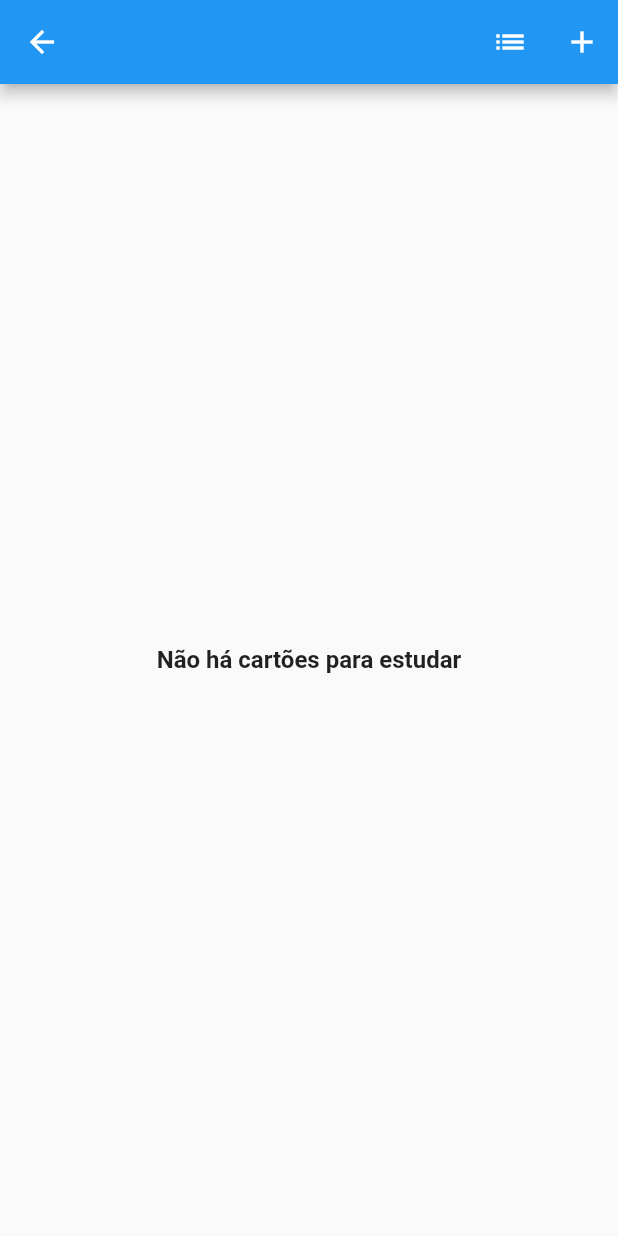
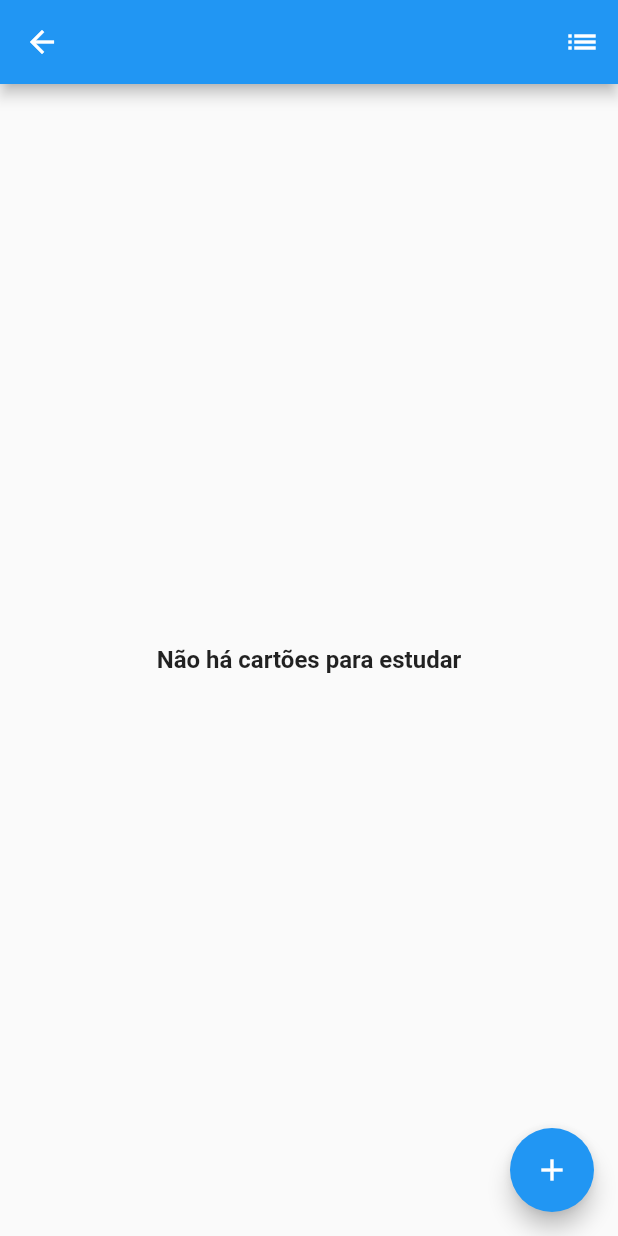
Before and after one commit to michaellenzz/anki-clone-flutter, a Flutter app: the InfoCard screen opened directly with empty values, on a phone screen of 412 x 824 dp. Run offline on Flutter 3.47's test engine with Material 2 defaults, Android fonts, the phone set to English and light mode, and no system bars; drawn by our look-alikes of flutter_speed_dial; our stand-ins replace flip_card, get, image_picker, sqflite; missing offline and left inert: flutter_painter; accounts and stored records are empty.

```diff
--- a/lib/controllers/card_controller.dart
+++ b/lib/controllers/card_controller.dart
@@ -3,6 +3,7 @@ import 'package:get/get.dart';
 
 class CardController extends GetxController {
   List cards = [].obs;
+
   SQFlite sqFlite = SQFlite();
 
   getCards(idDeck) async{
--- a/lib/views/cardscreen/card_image.dart
+++ b/lib/views/cardscreen/card_image.dart
@@ -11,7 +11,7 @@ class CardImage extends StatelessWidget {  // ignore: prefer_typing_uninitialize
   @override
   Widget build(BuildContext context) {
     return FlipCard(
-      speed: 230,
+      speed: 0,
       direction: FlipDirection.VERTICAL,
       controller: _controller,
       flipOnTouch: false,
--- a/lib/views/cardscreen/cardscreen.dart
+++ b/lib/views/cardscreen/cardscreen.dart
@@ -46,7 +46,7 @@ class _CardScreenState extends State<CardScreen> {
                   child: CircularProgressIndicator(),
                 );
               } else if (snapshot.data!.isEmpty) {
-                return const Center(child: Text('Não há cartões para estudar'));
+                return const Center(child: Text('Ótimo trabalho!', style: TextStyle(fontSize: 18, color: Colors.blue),));
               } else {
                 return PageView.builder(
                     physics: const NeverScrollableScrollPhysics(),
--- a/lib/views/home/home_page.dart
+++ b/lib/views/home/home_page.dart
@@ -33,7 +33,7 @@ class _HomePageState extends State<HomePage> {
         },
       ),
       appBar: AppBar(
-        title: const Text('Anki Clone'),
+        title: const Text('Anki Thaisa'),
         centerTitle: true,
       ),
       body: FutureBuilder<List>(
@@ -49,6 +49,7 @@ class _HomePageState extends State<HomePage> {
               return Container(
                 padding: const EdgeInsets.all(8),
                 child: ListView.builder(
+
                     itemCount: snapshot.data!.length,
                     itemBuilder: (c, i) {
                       return InkWell(
--- a/lib/views/infocards/info_card.dart
+++ b/lib/views/infocards/info_card.dart
@@ -5,6 +5,7 @@ import 'package:anki_clone/views/addcards/add_card_image.dart';
 import 'package:anki_clone/views/cardscreen/cardscreen.dart';
 import 'package:anki_clone/views/listcads/list_cards.dart';
 import 'package:flutter/material.dart';
+import 'package:flutter_speed_dial/flutter_speed_dial.dart';
 import 'package:get/get.dart';
 
 // ignore: must_be_immutable
@@ -39,21 +40,50 @@ class _InfoCardState extends State<InfoCard> {
   @override
   Widget build(BuildContext context) {
     return Scaffold(
+      floatingActionButton: SpeedDial(
+          icon: Icons.add,
+          activeIcon: Icons.close,
+          spacing: 3,
+          childPadding: const EdgeInsets.all(5),
+          spaceBetweenChildren: 4,
+          tooltip: 'Adicionar novo card',
+          // backgroundColor: Colors.white,
+          // activeForegroundColor: Colors.red,
+          // activeBackgroundColor: Colors.blue,
+          isOpenOnStart: false,
+          animationSpeed: 200,
+
+          children: [
+            SpeedDialChild(
+              child: const Icon(Icons.photo),
+              backgroundColor: Colors.red,
+              foregroundColor: Colors.white,
+              label: 'Adicionar card com foto',
+              onTap: () {
+                Get.off(() => AddCardImage(widget.snapshot));
+              },
+            ),
+            SpeedDialChild(
+              child: const Icon(Icons.text_fields_rounded),
+              backgroundColor: Colors.deepOrange,
+              foregroundColor: Colors.white,
+              label: 'Adicionar card com texto',
+              onTap: () {
+                Get.off(() => AddCard(widget.snapshot));
+              },
+            ),
+          ],
+        ),
       appBar: AppBar(
         title: Text(widget.snapshot.nameDeck),
         centerTitle: true,
         actions: [
+
           IconButton(
               onPressed: () {
-                Navigator.of(context).push(MaterialPageRoute(
-                    builder: (context) => ListCards(widget.snapshot)));
+                Get.to(() => ListCards(widget.snapshot));
               },
               icon: const Icon(Icons.list)),
-          IconButton(
-              onPressed: () {
-                Get.to(() => AddCardImage(widget.snapshot));
-              },
-              icon: const Icon(Icons.add)),
         ],
       ),
       body: GetBuilder<CardController>(builder: (value) {
--- a/lib/views/listcads/list_cards.dart
+++ b/lib/views/listcads/list_cards.dart
@@ -43,7 +43,7 @@ class ListCards extends StatelessWidget {
                                 crossAxisAlignment: CrossAxisAlignment.stretch,
                                 children: [
                                   Text(
-                                    snapshot.data![i].front,
+                                    snapshot.data![i].isImage == 1 ? 'Imagem' : snapshot.data![i].front,
                                     style: const TextStyle(
                                         fontSize: 16,
                                         fontWeight: FontWeight.w600),
@@ -52,7 +52,7 @@ class ListCards extends StatelessWidget {
                                     thickness: 1,
                                   ),
                                   Text(
-                                    snapshot.data![i].back,
+                                    snapshot.data![i].isImage == 1 ? 'Imagem' : snapshot.data![i].back,
                                     style: const TextStyle(
                                         fontSize: 16,
                                         fontWeight: FontWeight.w600),
--- a/pubspec.yaml
+++ b/pubspec.yaml
@@ -20,6 +20,7 @@ dependencies:
   get: ^4.6.1
   image_picker: ^0.8.4+11
   flutter_painter: ^1.0.0
+  flutter_speed_dial: ^5.0.0+1
 
 dev_dependencies:
   flutter_test:
```
Also changed, not shown: lib/main.dart (+2 -8 lines), lib/views/addcards/add_card_image.dart (+95 -52 lines), pubspec.lock, 1 other file.
